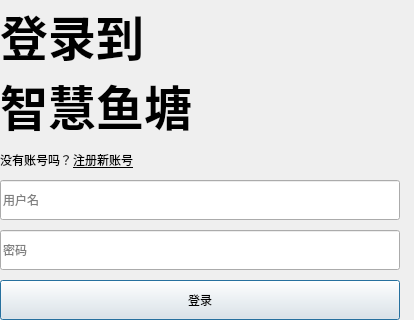
Qt form client/ui/src/login.ui (Polar-Pumpkin/smartpond-client) before a commit.
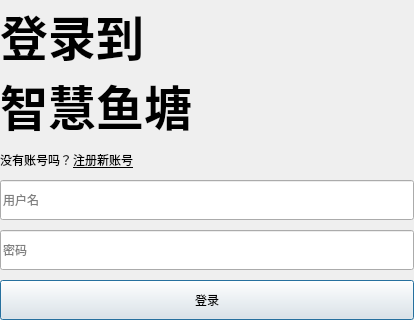
The same form after that commit.

Diff of the .ui file:
```diff
--- a/client/ui/src/login.ui
+++ b/client/ui/src/login.ui
@@ -104,13 +104,13 @@
       <widget class="QLineEdit" name="username">
        <property name="minimumSize">
         <size>
-         <width>400</width>
+         <width>0</width>
          <height>40</height>
         </size>
        </property>
        <property name="maximumSize">
         <size>
-         <width>400</width>
+         <width>16777215</width>
          <height>40</height>
         </size>
        </property>
@@ -126,13 +126,13 @@
       <widget class="QLineEdit" name="password">
        <property name="minimumSize">
         <size>
-         <width>400</width>
+         <width>0</width>
          <height>40</height>
         </size>
        </property>
        <property name="maximumSize">
         <size>
-         <width>400</width>
+         <width>16777215</width>
          <height>40</height>
         </size>
        </property>
@@ -153,13 +153,13 @@
     <widget class="QPushButton" name="login">
      <property name="minimumSize">
       <size>
-       <width>400</width>
+       <width>0</width>
        <height>40</height>
       </size>
      </property>
      <property name="maximumSize">
       <size>
-       <width>400</width>
+       <width>16777215</width>
        <height>40</height>
       </size>
      </property>
```
